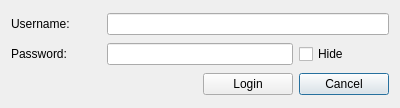
Old version of the form FinalProject_Messenger/dialog_login.ui in the repository Behdad-AVI-203/Messenger_CodeX_11.
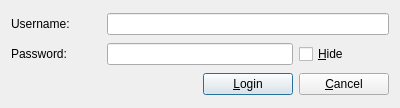
New version of the form.

```diff
--- a/FinalProject_Messenger/dialog_login.ui
+++ b/FinalProject_Messenger/dialog_login.ui
@@ -24,14 +24,23 @@
    <item row="2" column="3">
     <widget class="QPushButton" name="pushButton_cancel">
      <property name="text">
-      <string>Cancel</string>
+      <string>&amp;Cancel</string>
+     </property>
+     <property name="autoDefault">
+      <bool>false</bool>
      </property>
     </widget>
    </item>
    <item row="1" column="3">
     <widget class="QCheckBox" name="checkBox_setecho">
      <property name="text">
-      <string>Hide</string>
+      <string>&amp;Hide</string>
+     </property>
+     <property name="checked">
+      <bool>false</bool>
+     </property>
+     <property name="tristate">
+      <bool>false</bool>
      </property>
     </widget>
    </item>
@@ -48,7 +57,7 @@
    <item row="2" column="2">
     <widget class="QPushButton" name="pushButton_login">
      <property name="text">
-      <string>Login</string>
+      <string>&amp;Login</string>
      </property>
     </widget>
    </item>
```
Left out of the diff: 7 changed lines with no effect on the pictures.
